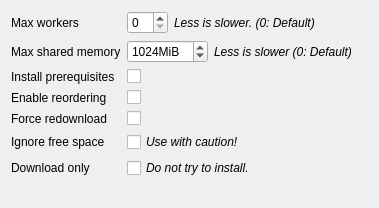
Above: rare/ui/components/dialogs/install_dialog_advanced.ui from RareDevs/Rare before the change. Below: the same form after it.
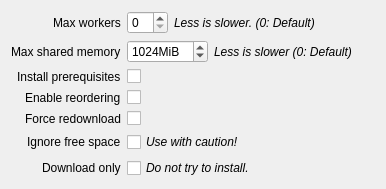
That is the form after the change.

Commit message: ui: update legendary/install_dialog_advanced forms

Patch:
```diff
--- a/rare/ui/components/dialogs/install_dialog_advanced.ui
+++ b/rare/ui/components/dialogs/install_dialog_advanced.ui
@@ -6,14 +6,17 @@
    <rect>
     <x>0</x>
     <y>0</y>
-    <width>379</width>
-    <height>208</height>
+    <width>386</width>
+    <height>184</height>
    </rect>
   </property>
   <property name="windowTitle">
    <string notr="true">InstallDialogAdvanced</string>
   </property>
   <layout class="QFormLayout" name="install_dialog_advanced_layout">
+   <property name="labelAlignment">
+    <set>Qt::AlignRight|Qt::AlignTrailing|Qt::AlignVCenter</set>
+   </property>
    <item row="0" column="0">
     <widget class="QLabel" name="max_workers_label">
      <property name="text">
```
Left out of the diff: 4 changed lines with no effect on the pictures. The commit also changes 3 other files.
